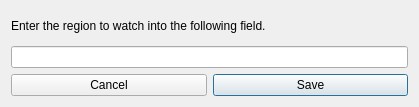
Above: src/vi/ui/RegionChooser.ui from jkey-67/spyglass before the change. Below: the same form after it.
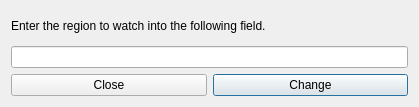
That is the form after the change.

```diff
--- a/src/vi/ui/RegionChooser.ui
+++ b/src/vi/ui/RegionChooser.ui
@@ -37,14 +37,14 @@
        <item>
         <widget class="QPushButton" name="cancelButton">
          <property name="text">
-          <string>Cancel</string>
+          <string>Close</string>
          </property>
         </widget>
        </item>
        <item>
         <widget class="QPushButton" name="saveButton">
          <property name="text">
-          <string>Save</string>
+          <string>Change</string>
          </property>
          <property name="default">
           <bool>true</bool>
```
